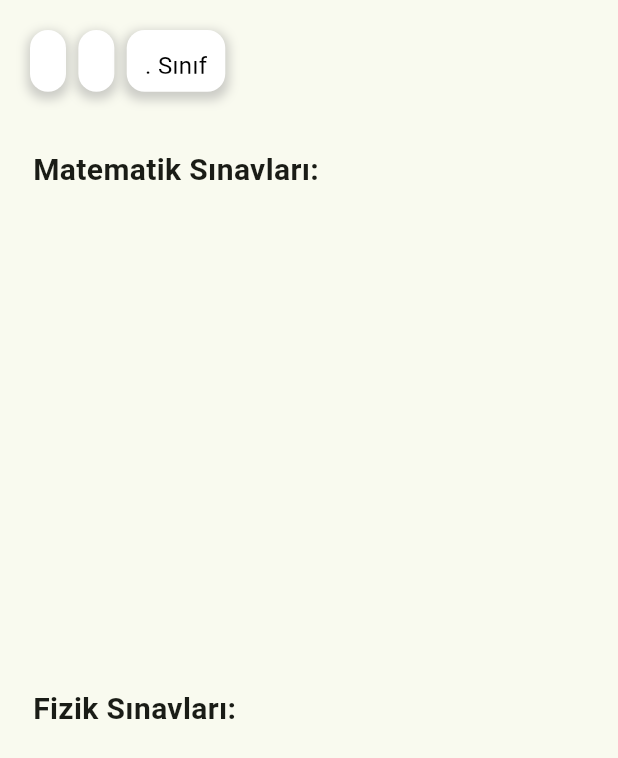
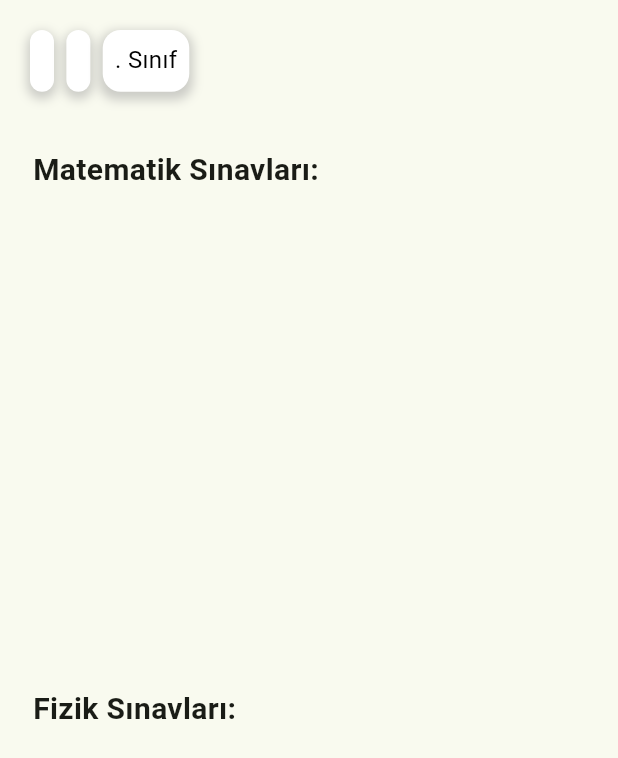
Before and after one commit to MCHTSEN/quiz_app, a Flutter app: the ProfileView screen opened directly, on a phone screen of 412 x 824 dp. Shown: the top 758 px of the screen. Run offline on Flutter 3.47's test engine with Material 3 defaults, Android fonts, the phone set to English and light mode, and no system bars; our stand-ins replace cloud_firestore, equatable, firebase_auth, firebase_core, firebase_storage, flutter_dotenv and 8 more; missing offline and left inert: firebase_ui_auth, kartal, mockito; accounts and stored records are empty; Roboto replaces fonts that are missing (Ubuntu).

Commit message:
profile screen updated

```diff
--- a/lib/features/lesson/lesson_viewmodel.dart
+++ b/lib/features/lesson/lesson_viewmodel.dart
@@ -45,8 +45,8 @@ class LessonViewModel {
   }
 
   LessonModel lesson1 = LessonModel(
-    lessonName: LessonNames.Matematik.name,
-    subtitle: '5-Zosa',
+    lessonName: LessonNames.Fizik.name,
+    subtitle: 'Enerji',
     videoURL:
         'https://www.youtube.com/watch?v=Jja7555eRFo&list=WL&index=1&t=15s',
     description: 'Matematikte kesirlerin temel kavramlarını içeren bir ders.',
@@ -55,7 +55,7 @@ class LessonViewModel {
         question: '3/4 kesrinin ondalık karşılığı nedir?',
         answers: ['0.75', '1.25', '0.5', '0.33'],
         correctAnswer: 'A',
-        passGrade: 10,
+        passGrade: 50,
       ),
       QuestionModel(
         question: '5/8 kesrinin ondalık karşılığı nedir?',
--- a/lib/features/profile/list_exam_results.dart
+++ b/lib/features/profile/list_exam_results.dart
@@ -60,7 +60,8 @@ class _ExamResultsPageState extends State<ExamResultsPage> {
                       itemBuilder: (context, index) {
                         final result = snapshot.data![index];
                         return ListTile(
-                          title: Text('Sınav ${index + 1}'),
+                          title:
+                              Text('Sınav ${index + 1} : ${result.subtitle}'),
                           subtitle: Text(
                             'Not: ${result.score}',
                             style: TextStyle(
@@ -100,7 +101,8 @@ class _ExamResultsPageState extends State<ExamResultsPage> {
                       itemBuilder: (context, index) {
                         final result = snapshot.data![index];
                         return ListTile(
-                          title: Text('Sınav ${index + 1}'),
+                          title:
+                              Text('Sınav ${index + 1} : ${result.subtitle}'),
                           subtitle: Text(
                             'Not: ${result.score}',
                             style: TextStyle(
--- a/lib/features/profile/profile_view.dart
+++ b/lib/features/profile/profile_view.dart
@@ -11,6 +11,7 @@ import 'package:kartal/kartal.dart';
 import 'package:quiz_app/features/profile/list_exam_results.dart';
 import 'package:quiz_app/features/register/register_view.dart';
 import 'package:quiz_app/services/firestore_service.dart';
+import 'package:quiz_app/utils/constants/admins.dart';
 import 'package:quiz_app/utils/enums/lesson_names.dart';
 import 'package:quiz_app/utils/models/user_info_model.dart';
 import 'package:responsive_sizer/responsive_sizer.dart';
@@ -24,6 +25,8 @@ class ProfileView extends ConsumerStatefulWidget {
 
 class _ProfilePageState extends ConsumerState<ProfileView> {
   UserInfoModel? model;
+  final bool isAdmin = Admins().isAdmin;
+
   @override
   void initState() {
     // TODO: implement initState
@@ -42,7 +45,7 @@ class _ProfilePageState extends ConsumerState<ProfileView> {
           } else if (snapshot.hasError) {
             return Center(child: Text('Bir hata oluştu: ${snapshot.error}'));
           } else {
-            return model == null
+            return (model == null && !isAdmin)
                 ? const RegisterView()
                 : Padding(
                     padding: const EdgeInsets.all(12.0),
@@ -50,6 +53,7 @@ class _ProfilePageState extends ConsumerState<ProfileView> {
                       mainAxisAlignment: MainAxisAlignment.center,
                       crossAxisAlignment: CrossAxisAlignment.center,
                       children: [
+                        if(!isAdmin)
                         Container(
                             margin: const EdgeInsets.all(8),
                             height: 5.h,
@@ -58,7 +62,6 @@ class _ProfilePageState extends ConsumerState<ProfileView> {
                               scrollDirection: Axis.horizontal,
                               children: [
                                 Container(
-                                  padding: const EdgeInsets.all(12.0),
                                   decoration: BoxDecoration(
                                     color: Colors.white,
                                     borderRadius: BorderRadius.circular(12.0),
@@ -72,6 +75,9 @@ class _ProfilePageState extends ConsumerState<ProfileView> {
                                       ),
                                     ],
                                   ),
+                                  child: Center(
+                                    child: Padding(
+                                      padding: const EdgeInsets.all(8.0),
                                       child: Text(
                                         model!.name,
                                         style: const TextStyle(
@@ -81,9 +87,10 @@ class _ProfilePageState extends ConsumerState<ProfileView> {
                                         ),
                                       ),
                                     ),
+                                  ),
+                                ),
                                 Gap(2.w),
                                 Container(
-                                  padding: const EdgeInsets.all(12.0),
                                   decoration: BoxDecoration(
                                     color: Colors.white,
                                     borderRadius: BorderRadius.circular(12.0),
@@ -97,6 +104,9 @@ class _ProfilePageState extends ConsumerState<ProfileView> {
                                       ),
                                     ],
                                   ),
+                                  child: Center(
+                                    child: Padding(
+                                      padding: const EdgeInsets.all(8.0),
                                       child: Text(
                                         model!.field,
                                         style: const TextStyle(
@@ -105,9 +115,10 @@ class _ProfilePageState extends ConsumerState<ProfileView> {
                                         ),
                                       ),
                                     ),
+                                  ),
+                                ),
                                 Gap(2.w),
                                 Container(
-                                  padding: const EdgeInsets.all(12.0),
                                   decoration: BoxDecoration(
                                     color: Colors.white,
                                     borderRadius: BorderRadius.circular(12.0),
@@ -121,11 +132,14 @@ class _ProfilePageState extends ConsumerState<ProfileView> {
                                       ),
                                     ],
                                   ),
+                                  child: Padding(
+                                    padding: const EdgeInsets.all(8.0),
                                     child: Text(
                                       "${model!.grade}. Sınıf",
                                       style: const TextStyle(
                                         fontSize: 16,
                                         color: Colors.black,
+                                      ),
                                     ),
                                   ),
                                 ),
@@ -159,13 +173,11 @@ class _ProfilePageState extends ConsumerState<ProfileView> {
         return user;
       } else {
         model = null;
-        print('object');
         return null;
       }
     } catch (e) {
       print(e);
       rethrow;
-      return null;
     }
   }
 
--- a/lib/features/result_exam/result_exam_view.dart
+++ b/lib/features/result_exam/result_exam_view.dart
@@ -11,9 +11,11 @@ import 'package:responsive_sizer/responsive_sizer.dart';
 class ResultExamView extends ConsumerStatefulWidget {
   final int score;
   final int passGrade;
+  final String subtitle;
   final List<String> selectedAnswers;
 
   const ResultExamView({
+    required this.subtitle,
     required this.score,
     required this.passGrade,
     super.key,
@@ -60,6 +62,7 @@ class _ResultExamViewState extends ConsumerState<ResultExamView> {
                 FirestoneService.instance.saveExamResult(
                     ref,
                     ExamResultModel(
+                        subtitle: widget.subtitle,
                         score: widget.score,
                         isPassed: isPassed,
                         answers: widget.selectedAnswers));
--- a/lib/features/take_lesson/take_lesson_view.dart
+++ b/lib/features/take_lesson/take_lesson_view.dart
@@ -78,6 +78,8 @@ class _TakeLessonViewState extends ConsumerState<TakeLessonView> {
                             context,
                             MaterialPageRoute(
                               builder: (context) => TakeExam(
+                                  subtitle:
+                                      widget.lessonModel.subtitle ?? 'Exam',
                                   questions: widget.lessonModel.questionModel!),
                             ));
                       }
--- /dev/null
+++ b/lib/utils/constants/admins.dart
@@ -0,0 +1,7 @@
+import 'package:firebase_auth/firebase_auth.dart';
+
+class Admins {
+  static const List<String> adminList = ['ke4vXB5HtfNejmIeVssGPC2pFDl1'];
+  final bool isAdmin =
+      adminList.contains(FirebaseAuth.instance.currentUser!.uid);
+}
--- a/lib/utils/models/exam_result_model.dart
+++ b/lib/utils/models/exam_result_model.dart
@@ -2,11 +2,13 @@ class ExamResultModel {
   int score;
   bool isPassed;
   List<String>? answers;
+  String? subtitle;
 
   ExamResultModel({
     required this.score,
     required this.isPassed,
     required this.answers,
+    this.subtitle,
   });
 
   ExamResultModel copyWith({
@@ -18,11 +20,13 @@ class ExamResultModel {
       score: score ?? this.score,
       isPassed: isPassed ?? this.isPassed,
       answers: answers ?? this.answers,
+      subtitle: subtitle ?? subtitle,
     );
   }
 
   Map<String, dynamic> toJson() {
     return {
+      'subtitle': subtitle,
       'score': score,
       'isPassed': isPassed,
       'answers': answers,
@@ -33,6 +37,7 @@ class ExamResultModel {
     return ExamResultModel(
       score: json['score'] as int,
       isPassed: json['isPassed'] as bool,
+      subtitle: json['subtitle'] as String? ?? 'Diğer',
       answers: (json['answers'] as List<dynamic>? ?? [])
           .map((e) => e.toString())
           .toList(),
```
Also changed, not shown: lib/features/take_exam/take_exam_view.dart (+16 -9 lines), lib/utils/scheme/main.dart (deleted, +0 -104 lines), lib/utils/widgets/custom_snackbar.dart (added, +35 -0 lines), 5 other files. Lines whose indentation alone changed are shown as unchanged.
